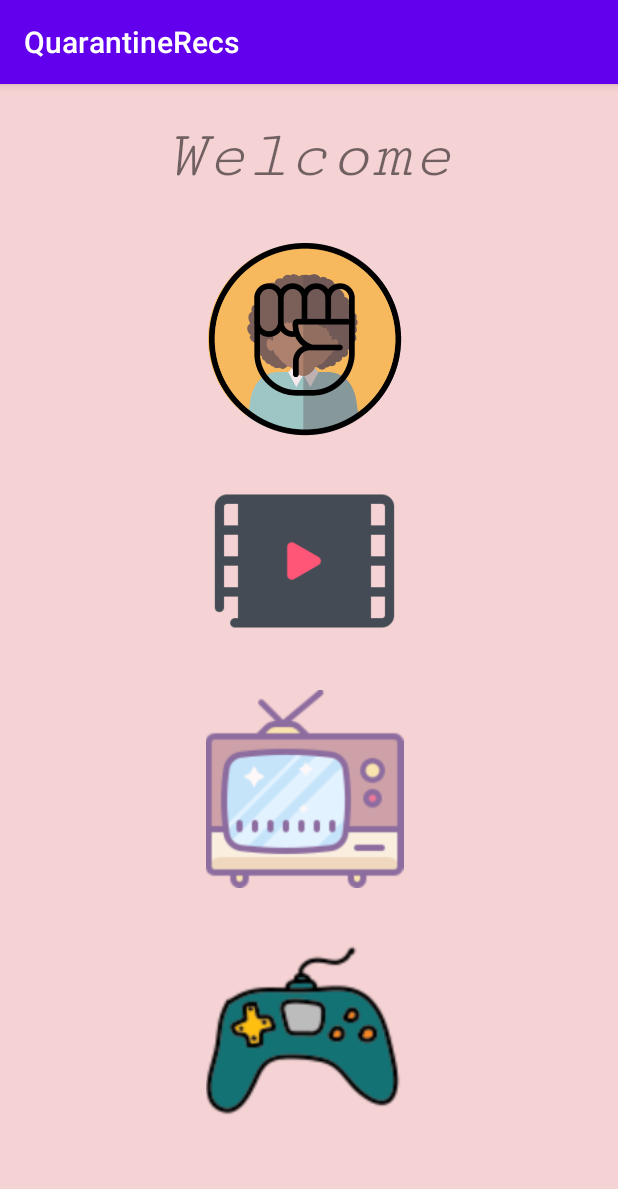
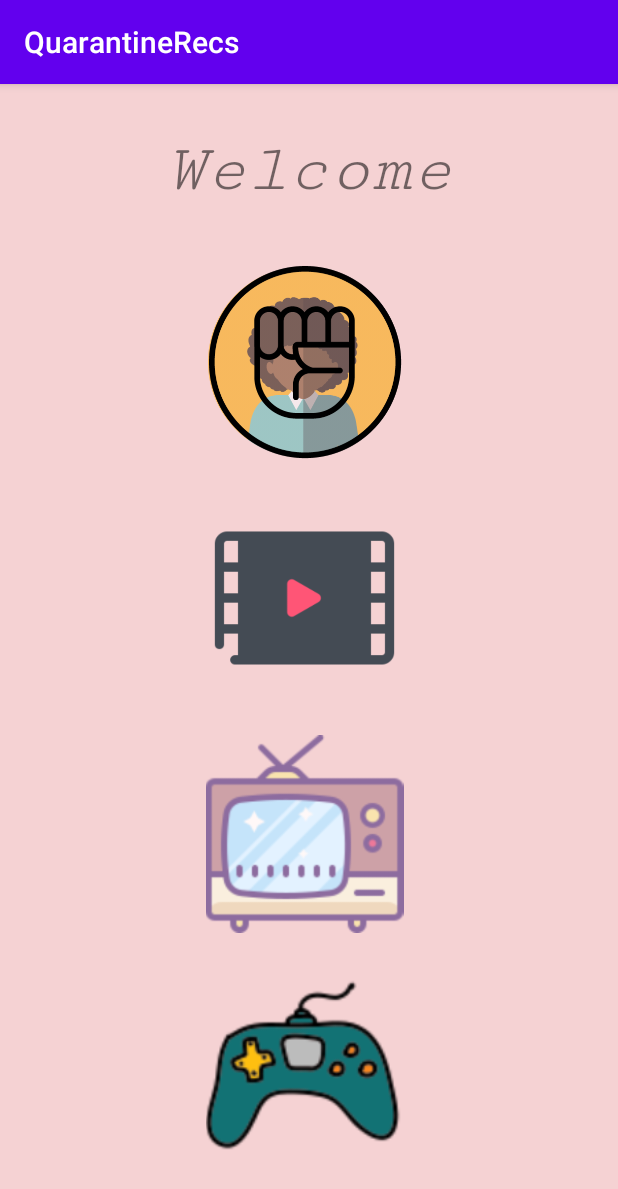
Before and after one commit to Mookie299/QuarantineRecs, an Android app: the screen it shows after launch (MainActivity), on a phone screen of 412 x 824 dp. Shown: the top 1189 px of the screen. Run offline under Robolectric (Android 15) with nearby library versions, the phone set to English and light mode, and no system bars.

Commit message:
final touches for now

```diff
--- a/QurantineRecs/app/src/main/java/com/example/quarantinerecs/blmActivity.java
+++ b/QurantineRecs/app/src/main/java/com/example/quarantinerecs/blmActivity.java
@@ -6,13 +6,19 @@ import android.content.Intent;
 import android.net.Uri;
 import android.os.Bundle;
 import android.view.View;
+import android.widget.Button;
 
 public class blmActivity extends AppCompatActivity {
+
+    Button btn;
 
     @Override
     protected void onCreate(Bundle savedInstanceState) {
         super.onCreate(savedInstanceState);
         setContentView(R.layout.activity_blm);
+
+        btn = findViewById(R.id.clickMe);
+
     }
 
     public void goToSo(View view) {
--- a/QurantineRecs/app/src/main/res/layout/activity_main.xml
+++ b/QurantineRecs/app/src/main/res/layout/activity_main.xml
@@ -1,11 +1,16 @@
 <?xml version="1.0" encoding="utf-8"?>
-<androidx.constraintlayout.widget.ConstraintLayout xmlns:android="http://schemas.android.com/apk/res/android"
+<ScrollView xmlns:android="http://schemas.android.com/apk/res/android"
     xmlns:app="http://schemas.android.com/apk/res-auto"
     xmlns:tools="http://schemas.android.com/tools"
     android:layout_width="match_parent"
     android:layout_height="match_parent"
     android:background="#f5d2d3"
     tools:context=".MainActivity">
+
+    <LinearLayout
+        android:layout_width="match_parent"
+        android:layout_height="match_parent"
+        android:orientation="vertical">
 
     <TextView
         android:id="@+id/textView"
@@ -16,6 +21,8 @@
         android:text="Welcome"
         android:textSize="45dp"
         android:textStyle="italic"
+        android:layout_marginTop="25dp"
+        android:layout_gravity="center"
         app:layout_constraintBottom_toBottomOf="parent"
         app:layout_constraintEnd_toEndOf="parent"
         app:layout_constraintStart_toStartOf="parent"
@@ -27,7 +34,7 @@
         android:layout_width="246dp"
         android:layout_height="132dp"
         android:layout_marginStart="80dp"
-        android:layout_marginTop="104dp"
+        android:layout_marginTop="30dp"
         android:foregroundGravity="center"
         android:src="@drawable/black_resources"
         android:onClick="goToRes"
@@ -39,7 +46,7 @@
         android:layout_width="246dp"
         android:layout_height="132dp"
         android:layout_marginStart="80dp"
-        android:layout_marginTop="252dp"
+        android:layout_marginTop="25dp"
         android:foregroundGravity="center"
         android:src="@drawable/movies"
         android:onClick="goToMovies"
@@ -51,7 +58,7 @@
         android:layout_width="246dp"
         android:layout_height="132dp"
         android:layout_marginStart="80dp"
-        android:layout_marginTop="404dp"
+        android:layout_marginTop="25dp"
         android:foregroundGravity="center"
         android:src="@drawable/tvshows"
         app:layout_constraintStart_toStartOf="parent"
@@ -62,11 +69,13 @@
         android:layout_width="246dp"
         android:layout_height="132dp"
         android:layout_marginStart="80dp"
-        android:layout_marginTop="568dp"
+        android:layout_marginTop="25dp"
         android:foregroundGravity="center"
         android:src="@drawable/games"
         app:layout_constraintStart_toStartOf="parent"
         app:layout_constraintTop_toTopOf="parent" />
 
+    </LinearLayout>
 
-</androidx.constraintlayout.widget.ConstraintLayout>
+
+</ScrollView>
```
